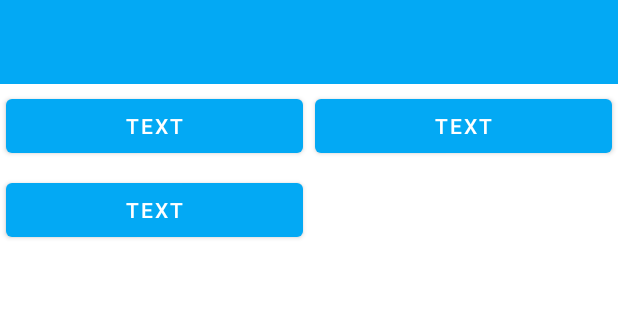
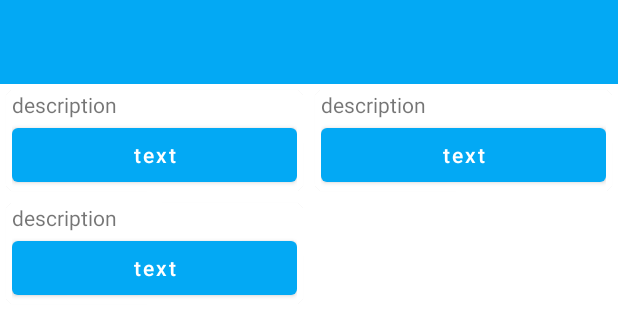
Before and after one commit to yztcit/PKot, an Android app: the layout activity_main.xml on its own in the app's theme, with its tools: preview values and no code run, on a phone screen of 412 x 824 dp. Shown: the top 336 px of the screen. Run offline under Robolectric (Android 15) with nearby library versions, the phone set to English and light mode, and no system bars.

Commit message:
update drawer's layout and content

```diff
--- a/app/src/main/java/com/nttn/pkot/view/adapter/DataAdapter.kt
+++ b/app/src/main/java/com/nttn/pkot/view/adapter/DataAdapter.kt
@@ -12,7 +12,7 @@ import kotlinx.coroutines.ExperimentalCoroutinesApi
 class DataAdapter(sampleData: ArrayList<SampleData>) :
     AbstractVBAdapter<SampleData, UserItemBinding>(sampleData, listener = { view, position ->
         DetailActivity.seeDetail(view.context, sampleData[position])
-    }, action = { binding, position ->
+    }, onBind = { binding, position ->
         val data = sampleData[position]
         binding.run {
             name.text = data.name
--- /dev/null
+++ b/app/src/main/java/com/nttn/pkot/view/widget/ExpandListAdapter.kt
@@ -0,0 +1,80 @@
+package com.nttn.pkot.view.widget
+
+import android.content.Intent
+import android.view.View
+import androidx.recyclerview.widget.StaggeredGridLayoutManager
+import com.blankj.utilcode.util.ToastUtils
+import com.nttn.pkot.ExpandFloorBinding
+import com.nttn.pkot.ExpandRoomBinding
+import com.nttn.pkot.R
+import com.nttn.pkot.base.AbstractVBAdapter
+import com.nttn.pkot.data.model.MainData
+
+class ExpandListAdapter(
+    expandList: ArrayList<MainData>,
+    listener: (floor: Int, room: Int) -> Unit = { _, _ -> }
+) :
+    AbstractVBAdapter<MainData, ExpandFloorBinding>(
+        expandList,
+        onBind = { binding, position ->
+            val data = expandList[position]
+
+            val roomAdapter = RoomAdapter(arrayListOf<MainData>().apply {
+                addAll(if (data.checked) data.children ?: arrayListOf() else arrayListOf())
+            }) {
+                ToastUtils.showShort("clicked floor$position, room$it")
+                listener(position, it)
+            }
+
+            binding.tvColumn.text = data.floorName
+
+            binding.btnExpand.run {
+                visibility = if (data.children.isNullOrEmpty()) View.GONE else View.VISIBLE
+
+                text =
+                    if (data.checked) binding.root.context.getString(R.string.collapse) else binding.root.context.getString(
+                        R.string.expand
+                    )
+
+                setOnClickListener {
+                    //expand or collapse
+                    if (data.checked) roomAdapter.clearAll()
+                    else roomAdapter.refreshData(data.children ?: arrayListOf())
+
+                    data.checked = !data.checked
+
+                    text =
+                        if (data.checked) binding.root.context.getString(R.string.collapse) else binding.root.context.getString(
+                            R.string.expand
+                        )
+                }
+            }
+
+            binding.rcyFloor.run {
+                if (layoutManager == null) layoutManager =
+                    StaggeredGridLayoutManager(2, StaggeredGridLayoutManager.VERTICAL)
+                adapter = roomAdapter
+            }
+        }) {
+
+
+    override fun getLayoutId() = R.layout.item_expand_floor
+}
+
+class RoomAdapter(expandList: ArrayList<MainData>, listener: (position: Int) -> Unit = {}) :
+    AbstractVBAdapter<MainData, ExpandRoomBinding>(
+        expandList,
+        listener = { view, position ->
+            if (expandList[position].navigation.isNotEmpty()) {
+                view.context.startActivity(Intent(view.context, Class.forName(expandList[position].navigation)))
+            }
+            listener(position)
+        },
+        onBind = { binding, position ->
+            val data = expandList[position]
+            binding.name.text = data.roomName
+        }) {
+
+
+    override fun getLayoutId() = R.layout.item_expand_room
+}
--- a/app/src/main/res/layout/activity_main.xml
+++ b/app/src/main/res/layout/activity_main.xml
@@ -28,9 +28,9 @@
                 android:layout_width="match_parent"
                 android:layout_height="match_parent" />
 
-            <androidx.recyclerview.widget.RecyclerView
-                android:id="@+id/rcy_drawer"
-                android:background="?attr/colorPrimaryVariant"
+            <include
+                android:id="@+id/layout_expand"
+                layout="@layout/layout_expand_list"
                 android:layout_gravity="start"
                 android:layout_width="280dp"
                 android:layout_height="match_parent" />
--- a/app/src/main/res/layout/item_main_layout.xml
+++ b/app/src/main/res/layout/item_main_layout.xml
@@ -1,18 +1,45 @@
 <?xml version="1.0" encoding="utf-8"?>
 <layout xmlns:android="http://schemas.android.com/apk/res/android"
-    xmlns:app="http://schemas.android.com/apk/res-auto"
-    xmlns:tools="http://schemas.android.com/tools">
+    xmlns:tools="http://schemas.android.com/tools"
+    xmlns:app="http://schemas.android.com/apk/res-auto">
 
     <data class="MainItemBinding" />
 
-    <Button
-        android:id="@+id/description"
-        tools:text="text"
-        android:textSize="14sp"
-        android:textColor="@color/white"
-        android:layout_gravity="center"
-        android:padding="8dp"
+    <com.google.android.material.card.MaterialCardView
         android:layout_margin="4dp"
         android:layout_width="match_parent"
-        android:layout_height="wrap_content" />
+        android:layout_height="wrap_content"
+        app:cardCornerRadius="6dp">
+
+        <androidx.constraintlayout.widget.ConstraintLayout
+            android:paddingHorizontal="4dp"
+            android:layout_width="match_parent"
+            android:layout_height="wrap_content">
+
+            <androidx.appcompat.widget.AppCompatTextView
+                android:id="@+id/tv_description"
+                tools:text="description"
+                android:textSize="14sp"
+                android:layout_width="match_parent"
+                android:layout_height="wrap_content"
+                app:layout_constraintStart_toStartOf="parent"
+                app:layout_constraintTop_toTopOf="parent"
+                app:layout_constraintEnd_toEndOf="parent"/>
+
+            <Button
+                android:id="@+id/tv_name"
+                tools:text="text"
+                android:textSize="14sp"
+                android:textAllCaps="false"
+                android:textColor="@color/white"
+                android:layout_gravity="center"
+                android:padding="8dp"
+                android:layout_width="match_parent"
+                android:layout_height="wrap_content"
+                app:layout_constraintStart_toStartOf="parent"
+                app:layout_constraintTop_toBottomOf="@id/tv_description"
+                app:layout_constraintEnd_toEndOf="parent"/>
+        </androidx.constraintlayout.widget.ConstraintLayout>
+    </com.google.android.material.card.MaterialCardView>
+
 </layout>
```
Also changed, not shown: app/src/main/java/com/nttn/pkot/MainActivity.kt (+46 -13 lines), app/src/main/java/com/nttn/pkot/base/AbstractVBAdapter.kt (+11 -2 lines), app/src/main/java/com/nttn/pkot/data/model/MainData.kt (+12 -1 lines), app/src/main/java/com/nttn/pkot/view/adapter/MainAdapter.kt (+11 -3 lines), app/src/main/res/layout/item_expand_floor.xml (added, +56 -0 lines), app/src/main/res/layout/item_expand_room.xml (added, +18 -0 lines), app/src/main/res/layout/layout_expand_list.xml (added, +56 -0 lines), app/src/main/res/values/colors.xml (+6 -1 lines), app/src/main/res/values/strings.xml (+11 -0 lines), app/src/main/res/mipmap-xxhdpi/ic_arrow_down.png (added), app/src/main/res/mipmap-xxhdpi/ic_arrow_up.png (added).
